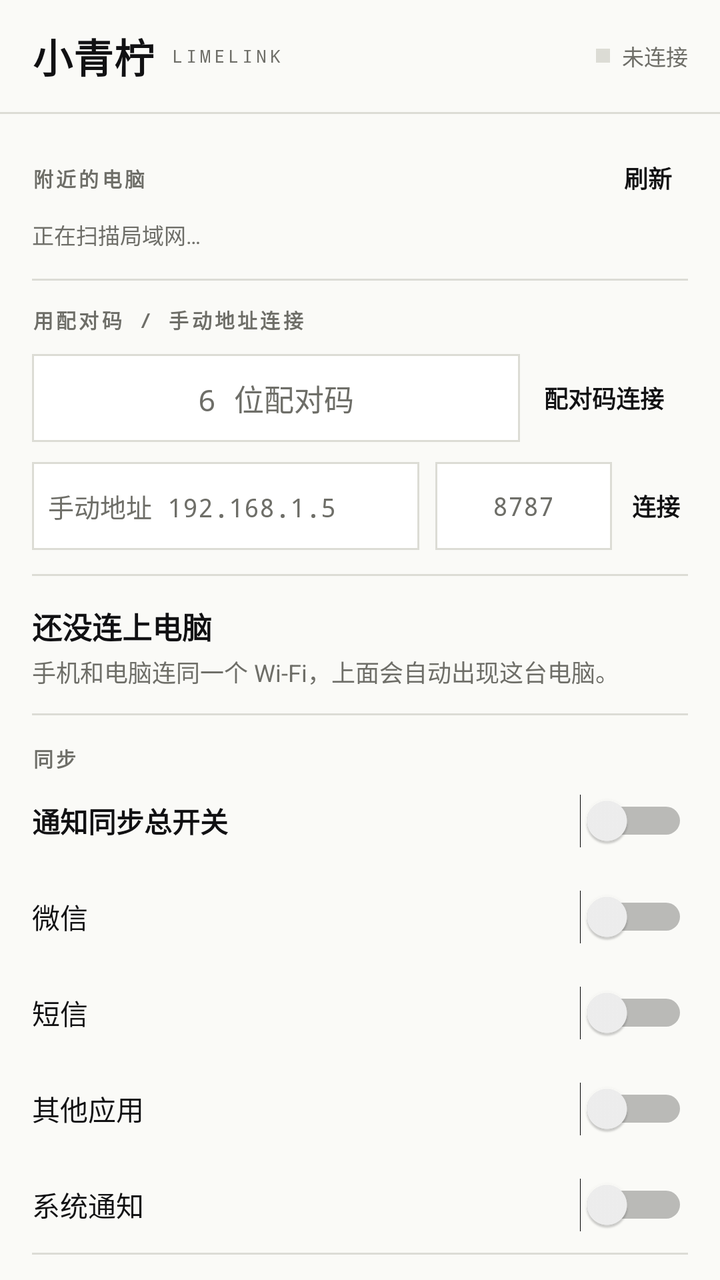
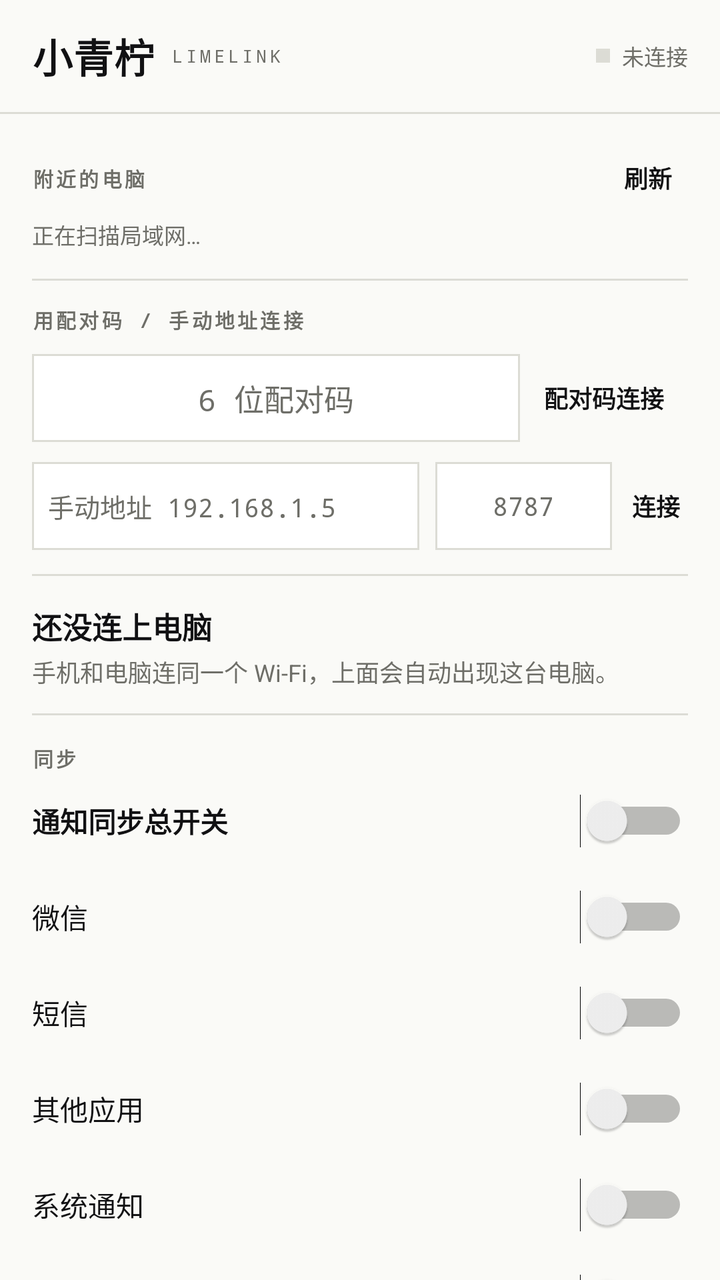

The first picture is an Android layout as it rendered before a commit; the second is the same layout after the commit. The layout source and the unified diff follow.
<!-- AndroidManifest.xml: application theme Theme.LimeLink -->
<!-- res/layout/activity_main.xml -->
<?xml version="1.0" encoding="utf-8"?>
<LinearLayout xmlns:android="http://schemas.android.com/apk/res/android"
    android:layout_width="match_parent"
    android:layout_height="match_parent"
    android:orientation="vertical"
    android:background="@color/paper">

    
    <LinearLayout
        android:layout_width="match_parent"
        android:layout_height="56dp"
        android:orientation="horizontal"
        android:gravity="center_vertical"
        android:paddingStart="16dp"
        android:paddingEnd="16dp">

        <TextView
            android:layout_width="wrap_content"
            android:layout_height="wrap_content"
            android:text="小青柠"
            android:textColor="@color/ink"
            android:textSize="20sp"
            android:textStyle="bold"
            android:fontFamily="sans-serif-condensed"
            android:letterSpacing="0.02" />

        <TextView
            android:layout_width="wrap_content"
            android:layout_height="wrap_content"
            android:layout_marginStart="8dp"
            android:text="LIMELINK"
            android:textColor="@color/muted"
            android:textSize="9sp"
            android:fontFamily="monospace"
            android:letterSpacing="0.18" />

        <View
            android:layout_width="0dp"
            android:layout_height="1dp"
            android:layout_weight="1" />

        <View
            android:id="@+id/dotStatus"
            android:layout_width="7dp"
            android:layout_height="7dp"
            android:background="@color/rule" />

        <TextView
            android:id="@+id/tvStatusPill"
            android:layout_width="wrap_content"
            android:layout_height="wrap_content"
            android:layout_marginStart="6dp"
            android:text="未连接"
            android:textColor="@color/muted"
            android:textSize="11sp" />
    </LinearLayout>

    <View
        android:layout_width="match_parent"
        android:layout_height="1dp"
        android:background="@color/rule" />

    <ScrollView
        android:layout_width="match_parent"
        android:layout_height="0dp"
        android:layout_weight="1"
        android:fillViewport="true"
        android:scrollbars="none"
        android:clipToPadding="false"
        android:paddingBottom="12dp">

        <LinearLayout
            android:layout_width="match_parent"
            android:layout_height="wrap_content"
            android:orientation="vertical"
            android:paddingStart="16dp"
            android:paddingEnd="16dp"
            android:paddingTop="14dp">

            
            <LinearLayout
                android:layout_width="match_parent"
                android:layout_height="wrap_content"
                android:orientation="horizontal"
                android:gravity="center_vertical">

                <TextView
                    android:layout_width="0dp"
                    android:layout_height="wrap_content"
                    android:layout_weight="1"
                    android:text="附近的电脑"
                    android:textColor="@color/muted"
                    android:textSize="10sp"
                    android:textStyle="bold"
                    android:fontFamily="monospace"
                    android:letterSpacing="0.14" />

                <TextView
                    android:id="@+id/btnScan"
                    android:layout_width="wrap_content"
                    android:layout_height="36dp"
                    android:gravity="center"
                    android:paddingStart="8dp"
                    android:paddingEnd="8dp"
                    android:text="刷新"
                    android:textColor="@color/ink"
                    android:textSize="12sp"
                    android:textStyle="bold" />
            </LinearLayout>

            <LinearLayout
                android:id="@+id/deviceList"
                android:layout_width="match_parent"
                android:layout_height="wrap_content"
                android:orientation="vertical"
                android:layout_marginTop="2dp" />

            <TextView
                android:id="@+id/tvScanHint"
                android:layout_width="match_parent"
                android:layout_height="wrap_content"
                android:text="正在扫描局域网…"
                android:textColor="@color/muted"
                android:textSize="11sp"
                android:lineSpacingExtra="3dp"
                android:layout_marginBottom="6dp" />

            <View
                android:layout_width="match_parent"
                android:layout_height="1dp"
                android:background="@color/rule"
                android:layout_marginTop="8dp" />

            
            <TextView
                android:layout_width="wrap_content"
                android:layout_height="wrap_content"
                android:layout_marginTop="12dp"
                android:text="用配对码 / 手动地址连接"
                android:textColor="@color/muted"
                android:textSize="10sp"
                android:textStyle="bold"
                android:fontFamily="monospace"
                android:letterSpacing="0.14" />

            <LinearLayout
                android:layout_width="match_parent"
                android:layout_height="wrap_content"
                android:orientation="horizontal"
                android:gravity="center_vertical"
                android:paddingTop="10dp"
                android:paddingBottom="10dp">

                <EditText
                    android:id="@+id/etPair"
                    android:layout_width="0dp"
                    android:layout_height="44dp"
                    android:layout_weight="1.2"
                    android:background="@drawable/bg_input"
                    android:hint="6 位配对码"
                    android:inputType="number"
                    android:maxLength="6"
                    android:gravity="center"
                    android:textSize="15sp"
                    android:fontFamily="monospace"
                    android:textColor="@color/ink"
                    android:textColorHint="@color/muted"
                    android:paddingStart="8dp"
                    android:paddingEnd="8dp" />

                <TextView
                    android:id="@+id/btnPairCode"
                    android:layout_width="wrap_content"
                    android:layout_height="44dp"
                    android:gravity="center"
                    android:paddingStart="12dp"
                    android:paddingEnd="12dp"
                    android:text="配对码连接"
                    android:textColor="@color/ink"
                    android:textSize="12sp"
                    android:textStyle="bold" />
            </LinearLayout>

            <LinearLayout
                android:layout_width="match_parent"
                android:layout_height="wrap_content"
                android:orientation="horizontal"
                android:gravity="center_vertical"
                android:paddingBottom="12dp">

                <EditText
                    android:id="@+id/etHost"
                    android:layout_width="0dp"
                    android:layout_height="44dp"
                    android:layout_weight="2.2"
                    android:background="@drawable/bg_input"
                    android:hint="手动地址 192.168.1.5"
                    android:inputType="text"
                    android:textSize="13sp"
                    android:fontFamily="monospace"
                    android:textColor="@color/ink"
                    android:textColorHint="@color/muted"
                    android:paddingStart="8dp"
                    android:paddingEnd="8dp" />

                <EditText
                    android:id="@+id/etPort"
                    android:layout_width="0dp"
                    android:layout_height="44dp"
                    android:layout_weight="1"
                    android:layout_marginStart="8dp"
                    android:background="@drawable/bg_input"
                    android:hint="8787"
                    android:inputType="number"
                    android:textSize="13sp"
                    android:fontFamily="monospace"
                    android:gravity="center"
                    android:textColor="@color/ink"
                    android:textColorHint="@color/muted" />

                <TextView
                    android:id="@+id/btnPairManual"
                    android:layout_width="wrap_content"
                    android:layout_height="44dp"
                    android:gravity="center"
                    android:paddingStart="10dp"
                    android:paddingEnd="4dp"
                    android:text="连接"
                    android:textColor="@color/ink"
                    android:textSize="12sp"
                    android:textStyle="bold" />
            </LinearLayout>

            <View
                android:layout_width="match_parent"
                android:layout_height="1dp"
                android:background="@color/rule" />

            
            <TextView
                android:id="@+id/tvStateTitle"
                android:layout_width="match_parent"
                android:layout_height="wrap_content"
                android:layout_marginTop="14dp"
                android:text="还没连上电脑"
                android:textColor="@color/ink"
                android:textSize="15sp"
                android:textStyle="bold" />

            <TextView
                android:id="@+id/tvStateSub"
                android:layout_width="match_parent"
                android:layout_height="wrap_content"
                android:layout_marginTop="3dp"
                android:layout_marginBottom="12dp"
                android:text="手机和电脑连同一个 Wi-Fi，上面会自动出现这台电脑。"
                android:textColor="@color/muted"
                android:textSize="12sp"
                android:lineSpacingExtra="3dp" />

            <View
                android:layout_width="match_parent"
                android:layout_height="1dp"
                android:background="@color/rule" />

            
            <TextView
                android:layout_width="wrap_content"
                android:layout_height="wrap_content"
                android:layout_marginTop="14dp"
                android:text="同步"
                android:textColor="@color/muted"
                android:textSize="10sp"
                android:textStyle="bold"
                android:fontFamily="monospace"
                android:letterSpacing="0.14" />

            <Switch
                android:id="@+id/swSync"
                android:layout_width="match_parent"
                android:layout_height="48dp"
                android:text="通知同步总开关"
                android:textColor="@color/ink"
                android:textSize="14sp"
                android:textStyle="bold" />

            <Switch
                android:id="@+id/swWechat"
                android:layout_width="match_parent"
                android:layout_height="48dp"
                android:text="微信"
                android:textColor="@color/ink"
                android:textSize="14sp" />

            <Switch
                android:id="@+id/swSms"
                android:layout_width="match_parent"
                android:layout_height="48dp"
                android:text="短信"
                android:textColor="@color/ink"
                android:textSize="14sp" />

            <Switch
                android:id="@+id/swApp"
                android:layout_width="match_parent"
                android:layout_height="48dp"
                android:text="其他应用"
                android:textColor="@color/ink"
                android:textSize="14sp" />

            <Switch
                android:id="@+id/swSystem"
                android:layout_width="match_parent"
                android:layout_height="48dp"
                android:text="系统通知"
                android:textColor="@color/ink"
                android:textSize="14sp" />

            <View
                android:layout_width="match_parent"
                android:layout_height="1dp"
                android:background="@color/rule" />

            
            <LinearLayout
                android:layout_width="match_parent"
                android:layout_height="wrap_content"
                android:orientation="horizontal"
                android:gravity="center_vertical"
                android:paddingTop="12dp"
                android:paddingBottom="10dp">

                <LinearLayout
                    android:layout_width="0dp"
                    android:layout_height="wrap_content"
                    android:layout_weight="1"
                    android:orientation="vertical">

                    <TextView
                        android:layout_width="wrap_content"
                        android:layout_height="wrap_content"
                        android:text="本机"
                        android:textColor="@color/muted"
                        android:textSize="10sp"
                        android:textStyle="bold"
                        android:fontFamily="monospace"
                        android:letterSpacing="0.14" />

                    <TextView
                        android:id="@+id/tvDeviceCard"
                        android:layout_width="wrap_content"
                        android:layout_height="wrap_content"
                        android:layout_marginTop="2dp"
                        android:text="LimeLink-Phone"
                        android:textColor="@color/ink"
                        android:textSize="14sp" />
                </LinearLayout>

                <TextView
                    android:id="@+id/btnPause"
                    android:layout_width="wrap_content"
                    android:layout_height="40dp"
                    android:gravity="center"
                    android:paddingStart="8dp"
                    android:paddingEnd="8dp"
                    android:text="暂停同步"
                    android:textColor="@color/ink"
                    android:textSize="12sp"
                    android:textStyle="bold" />
            </LinearLayout>

            <LinearLayout
                android:layout_width="match_parent"
                android:layout_height="wrap_content"
                android:orientation="horizontal"
                android:gravity="center_vertical"
                android:paddingBottom="12dp">

                <EditText
                    android:id="@+id/etDeviceName"
                    android:layout_width="0dp"
                    android:layout_height="44dp"
                    android:layout_weight="1"
                    android:background="@drawable/bg_input"
                    android:hint="本机设备名"
                    android:maxLength="32"
                    android:textSize="13sp"
                    android:textColor="@color/ink"
                    android:textColorHint="@color/muted"
                    android:paddingStart="8dp"
                    android:paddingEnd="8dp" />

                <TextView
                    android:id="@+id/btnRename"
                    android:layout_width="wrap_content"
                    android:layout_height="44dp"
                    android:gravity="center"
                    android:paddingStart="12dp"
                    android:paddingEnd="4dp"
                    android:text="改名"
                    android:textColor="@color/ink"
                    android:textSize="12sp"
                    android:textStyle="bold" />
            </LinearLayout>

            <View
                android:layout_width="match_parent"
                android:layout_height="1dp"
                android:background="@color/rule" />

            <TextView
                android:layout_width="match_parent"
                android:layout_height="wrap_content"
                android:layout_marginTop="14dp"
                android:text="需在系统设置里给「小青柠」开启通知读取权限；微信要显示内容，需在微信里开启「通知显示消息详情」。"
                android:textColor="@color/muted"
                android:textSize="11sp"
                android:lineSpacingExtra="3dp" />

            <TextView
                android:id="@+id/tvVersion"
                android:layout_width="match_parent"
                android:layout_height="wrap_content"
                android:layout_marginTop="14dp"
                android:layout_marginBottom="20dp"
                android:text="小青柠 LimeLink"
                android:textColor="@color/subtle"
                android:textSize="10sp"
                android:fontFamily="monospace" />
        </LinearLayout>
    </ScrollView>
</LinearLayout>
<!-- resources referenced by this layout -->
<resources>
  <color name="ink">#111113</color>
  <color name="muted">#6E6E68</color>
  <color name="paper">#FAFAF7</color>
  <color name="rule">#DCDCD5</color>
  <color name="subtle">#9C9C95</color>
  <!-- drawable bg_input (drawable) -->
  <?xml version="1.0" encoding="utf-8"?>
  <shape xmlns:android="http://schemas.android.com/apk/res/android" android:shape="rectangle">
      <solid android:color="@color/white" />
      <stroke android:width="1dp" android:color="@color/rule" />
  </shape>
  <style name="Theme.LimeLink" parent="Theme.MaterialComponents.Light.NoActionBar">
          <item name="colorPrimary">@color/ink</item>
          <item name="colorPrimaryVariant">@color/ink2</item>
          <item name="colorOnPrimary">@color/paper</item>
          <item name="colorSecondary">@color/ink</item>
          <item name="colorOnSecondary">@color/paper</item>
          <item name="android:colorBackground">@color/paper</item>
          <item name="android:windowBackground">@color/paper</item>
          <item name="android:statusBarColor">@color/paper</item>
          <item name="android:navigationBarColor">@color/paper</item>
          <item name="android:windowLightStatusBar">true</item>
          <item name="android:windowLightNavigationBar">true</item>
          <item name="android:textColorPrimary">@color/ink</item>
          <item name="android:textColorSecondary">@color/muted</item>
      </style>
  <color name="white">#FFFFFF</color>
  <color name="ink2">#2A2A2C</color>
</resources>

<!-- the commit's change to res/layout/activity_main.xml (unified diff, before → after) -->
@@ -316,6 +316,23 @@
                 android:textColor="@color/ink"
                 android:textSize="14sp" />
 
+            <Switch
+                android:id="@+id/swMerge"
+                android:layout_width="match_parent"
+                android:layout_height="48dp"
+                android:text="合并计时/进度类通知"
+                android:textColor="@color/ink"
+                android:textSize="14sp" />
+
+            <TextView
+                android:layout_width="match_parent"
+                android:layout_height="wrap_content"
+                android:layout_marginBottom="10dp"
+                android:text="开着时：同一条通知被应用反复刷新（计时、播放、进度条）只推首次，之后静默更新，电脑端不再每 5 秒响一次。关掉即回到旧行为。"
+                android:textColor="@color/muted"
+                android:textSize="11sp"
+                android:lineSpacingExtra="3dp" />
+
             <View
                 android:layout_width="match_parent"
                 android:layout_height="1dp"
